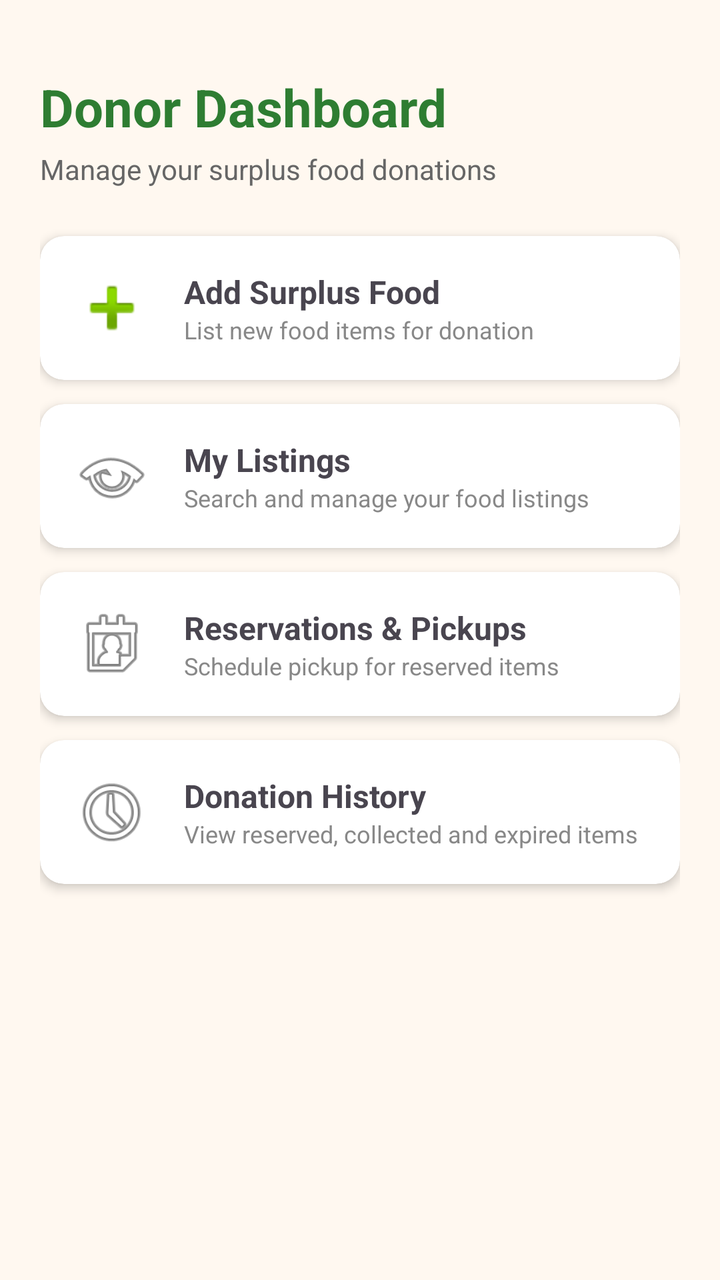
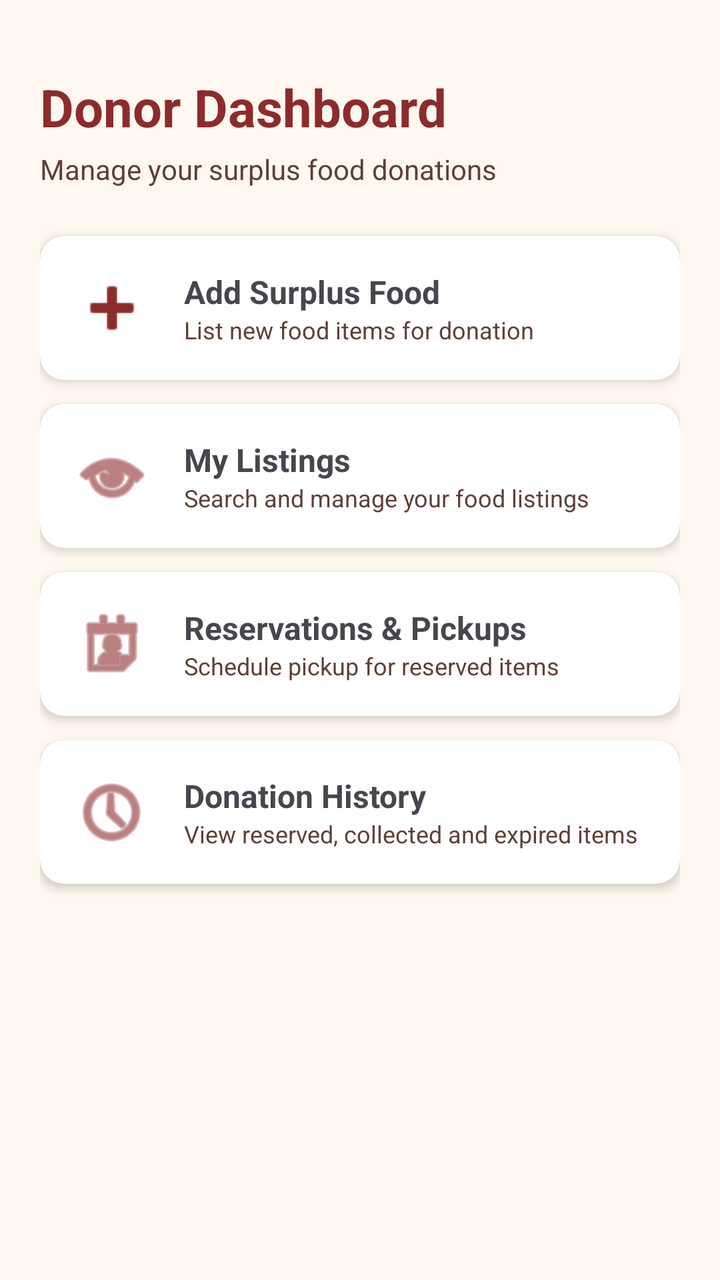

Two renders of the same Android screen: before a commit and after it. Below are the layout's source before the change and the commit's diff.
<!-- AndroidManifest.xml: application theme Theme.GroupProject -->
<!-- res/layout/activity_donor_home.xml -->
<?xml version="1.0" encoding="utf-8"?>
<LinearLayout xmlns:android="http://schemas.android.com/apk/res/android"
    xmlns:app="http://schemas.android.com/apk/res-auto"
    android:layout_width="match_parent"
    android:layout_height="match_parent"
    android:orientation="vertical"
    android:padding="20dp"
    android:background="#FFF8F0">

    
    <TextView
        android:id="@+id/tvWelcome"
        android:layout_width="wrap_content"
        android:layout_height="wrap_content"
        android:text="Donor Dashboard"
        android:textSize="26sp"
        android:textStyle="bold"
        android:textColor="#2E7D32"
        android:layout_marginTop="16dp"/>

    <TextView
        android:id="@+id/tvSubtitle"
        android:layout_width="wrap_content"
        android:layout_height="wrap_content"
        android:text="Manage your surplus food donations"
        android:textSize="14sp"
        android:textColor="#666666"
        android:layout_marginTop="4dp"
        android:layout_marginBottom="24dp"/>

    
    <androidx.cardview.widget.CardView
        android:id="@+id/cardAddFood"
        android:layout_width="match_parent"
        android:layout_height="wrap_content"
        android:layout_marginBottom="12dp"
        app:cardCornerRadius="12dp"
        app:cardElevation="3dp">

        <LinearLayout
            android:layout_width="match_parent"
            android:layout_height="wrap_content"
            android:orientation="horizontal"
            android:padding="16dp"
            android:gravity="center_vertical">

            <ImageView
                android:layout_width="40dp"
                android:layout_height="40dp"
                android:src="@android:drawable/ic_input_add"
                android:contentDescription="Add food"/>

            <LinearLayout
                android:layout_width="0dp"
                android:layout_height="wrap_content"
                android:layout_weight="1"
                android:orientation="vertical"
                android:layout_marginStart="16dp">

                <TextView
                    android:layout_width="wrap_content"
                    android:layout_height="wrap_content"
                    android:text="Add Surplus Food"
                    android:textSize="16sp"
                    android:textStyle="bold"/>

                <TextView
                    android:layout_width="wrap_content"
                    android:layout_height="wrap_content"
                    android:text="List new food items for donation"
                    android:textSize="12sp"
                    android:textColor="#888888"/>
            </LinearLayout>
        </LinearLayout>
    </androidx.cardview.widget.CardView>

    
    <androidx.cardview.widget.CardView
        android:id="@+id/cardMyListings"
        android:layout_width="match_parent"
        android:layout_height="wrap_content"
        android:layout_marginBottom="12dp"
        app:cardCornerRadius="12dp"
        app:cardElevation="3dp">

        <LinearLayout
            android:layout_width="match_parent"
            android:layout_height="wrap_content"
            android:orientation="horizontal"
            android:padding="16dp"
            android:gravity="center_vertical">

            <ImageView
                android:layout_width="40dp"
                android:layout_height="40dp"
                android:src="@android:drawable/ic_menu_view"
                android:contentDescription="Listings"/>

            <LinearLayout
                android:layout_width="0dp"
                android:layout_height="wrap_content"
                android:layout_weight="1"
                android:orientation="vertical"
                android:layout_marginStart="16dp">

                <TextView
                    android:layout_width="wrap_content"
                    android:layout_height="wrap_content"
                    android:text="My Listings"
                    android:textSize="16sp"
                    android:textStyle="bold"/>

                <TextView
                    android:layout_width="wrap_content"
                    android:layout_height="wrap_content"
                    android:text="Search and manage your food listings"
                    android:textSize="12sp"
                    android:textColor="#888888"/>
            </LinearLayout>
        </LinearLayout>
    </androidx.cardview.widget.CardView>

    
    <androidx.cardview.widget.CardView
        android:id="@+id/cardReservations"
        android:layout_width="match_parent"
        android:layout_height="wrap_content"
        android:layout_marginBottom="12dp"
        app:cardCornerRadius="12dp"
        app:cardElevation="3dp">

        <LinearLayout
            android:layout_width="match_parent"
            android:layout_height="wrap_content"
            android:orientation="horizontal"
            android:padding="16dp"
            android:gravity="center_vertical">

            <ImageView
                android:layout_width="40dp"
                android:layout_height="40dp"
                android:src="@android:drawable/ic_menu_my_calendar"
                android:contentDescription="Reservations"/>

            <LinearLayout
                android:layout_width="0dp"
                android:layout_height="wrap_content"
                android:layout_weight="1"
                android:orientation="vertical"
                android:layout_marginStart="16dp">

                <TextView
                    android:layout_width="wrap_content"
                    android:layout_height="wrap_content"
                    android:text="Reservations &amp; Pickups"
                    android:textSize="16sp"
                    android:textStyle="bold"/>

                <TextView
                    android:layout_width="wrap_content"
                    android:layout_height="wrap_content"
                    android:text="Schedule pickup for reserved items"
                    android:textSize="12sp"
                    android:textColor="#888888"/>
            </LinearLayout>
        </LinearLayout>
    </androidx.cardview.widget.CardView>

    
    <androidx.cardview.widget.CardView
        android:id="@+id/cardHistory"
        android:layout_width="match_parent"
        android:layout_height="wrap_content"
        app:cardCornerRadius="12dp"
        app:cardElevation="3dp">

        <LinearLayout
            android:layout_width="match_parent"
            android:layout_height="wrap_content"
            android:orientation="horizontal"
            android:padding="16dp"
            android:gravity="center_vertical">

            <ImageView
                android:layout_width="40dp"
                android:layout_height="40dp"
                android:src="@android:drawable/ic_menu_recent_history"
                android:contentDescription="History"/>

            <LinearLayout
                android:layout_width="0dp"
                android:layout_height="wrap_content"
                android:layout_weight="1"
                android:orientation="vertical"
                android:layout_marginStart="16dp">

                <TextView
                    android:layout_width="wrap_content"
                    android:layout_height="wrap_content"
                    android:text="Donation History"
                    android:textSize="16sp"
                    android:textStyle="bold"/>

                <TextView
                    android:layout_width="wrap_content"
                    android:layout_height="wrap_content"
                    android:text="View reserved, collected and expired items"
                    android:textSize="12sp"
                    android:textColor="#888888"/>
            </LinearLayout>
        </LinearLayout>
    </androidx.cardview.widget.CardView>

</LinearLayout>
<!-- resources referenced by this layout -->
<resources>
  <style name="Theme.GroupProject" parent="Base.Theme.GroupProject" />
  <style name="Base.Theme.GroupProject" parent="Theme.Material3.DayNight.NoActionBar">
          
          <item name="colorPrimary">#8D2B2B</item>
          <item name="colorOnPrimary">#FFFFFF</item>
          <item name="colorPrimaryContainer">#FFDAD6</item>
          <item name="colorOnPrimaryContainer">#410002</item>
  
          
          <item name="colorSecondary">#FFB74D</item>
          <item name="colorOnSecondary">#212121</item>
          <item name="colorSecondaryContainer">#FFE0B2</item>
          <item name="colorOnSecondaryContainer">#3E2723</item>
  
          
          <item name="android:colorBackground">#FFF8F0</item>
          <item name="colorSurface">#FFFFFF</item>
          <item name="colorOnSurface">#212121</item>
          <item name="colorOnSurfaceVariant">#5D4037</item>
  
          
          <item name="colorOutline">#8D6E63</item>
  
          
          <item name="colorError">#B3261E</item>
          <item name="colorOnError">#FFFFFF</item>
  
          
          <item name="android:statusBarColor">#5D1C1C</item>
          <item name="android:windowLightStatusBar">false</item>
      </style>
</resources>

<!-- the commit's change to res/layout/activity_donor_home.xml (unified diff, before → after) -->
@@ -5,7 +5,7 @@
     android:layout_height="match_parent"
     android:orientation="vertical"
     android:padding="20dp"
-    android:background="#FFF8F0">
+    android:background="@color/background">
 
     
     <TextView
@@ -15,7 +15,7 @@
         android:text="Donor Dashboard"
         android:textSize="26sp"
         android:textStyle="bold"
-        android:textColor="#2E7D32"
+        android:textColor="@color/maroon_primary"
         android:layout_marginTop="16dp"/>
 
     <TextView
@@ -24,7 +24,7 @@
         android:layout_height="wrap_content"
         android:text="Manage your surplus food donations"
         android:textSize="14sp"
-        android:textColor="#666666"
+        android:textColor="@color/secondary_text"
         android:layout_marginTop="4dp"
         android:layout_marginBottom="24dp"/>
 
@@ -35,7 +35,8 @@
         android:layout_height="wrap_content"
         android:layout_marginBottom="12dp"
         app:cardCornerRadius="12dp"
-        app:cardElevation="3dp">
+        app:cardElevation="3dp"
+        app:cardBackgroundColor="@color/white">
 
         <LinearLayout
             android:layout_width="match_parent"
@@ -48,7 +49,8 @@
                 android:layout_width="40dp"
                 android:layout_height="40dp"
                 android:src="@android:drawable/ic_input_add"
-                android:contentDescription="Add food"/>
+                android:contentDescription="Add food"
+                app:tint="@color/maroon_primary"/>
 
             <LinearLayout
                 android:layout_width="0dp"
@@ -69,7 +71,7 @@
                     android:layout_height="wrap_content"
                     android:text="List new food items for donation"
                     android:textSize="12sp"
-                    android:textColor="#888888"/>
+                    android:textColor="@color/secondary_text"/>
             </LinearLayout>
         </LinearLayout>
     </androidx.cardview.widget.CardView>
@@ -81,7 +83,8 @@
         android:layout_height="wrap_content"
         android:layout_marginBottom="12dp"
         app:cardCornerRadius="12dp"
-        app:cardElevation="3dp">
+        app:cardElevation="3dp"
+        app:cardBackgroundColor="@color/white">
 
         <LinearLayout
             android:layout_width="match_parent"
@@ -94,7 +97,8 @@
                 android:layout_width="40dp"
                 android:layout_height="40dp"
                 android:src="@android:drawable/ic_menu_view"
-                android:contentDescription="Listings"/>
+                android:contentDescription="Listings"
+                app:tint="@color/maroon_primary" />
 
             <LinearLayout
                 android:layout_width="0dp"
@@ -115,7 +119,7 @@
                     android:layout_height="wrap_content"
                     android:text="Search and manage your food listings"
                     android:textSize="12sp"
-                    android:textColor="#888888"/>
+                    android:textColor="@color/secondary_text"/>
             </LinearLayout>
         </LinearLayout>
     </androidx.cardview.widget.CardView>
@@ -127,7 +131,8 @@
         android:layout_height="wrap_content"
         android:layout_marginBottom="12dp"
         app:cardCornerRadius="12dp"
-        app:cardElevation="3dp">
+        app:cardElevation="3dp"
+        app:cardBackgroundColor="@color/white">
 
         <LinearLayout
             android:layout_width="match_parent"
@@ -140,7 +145,8 @@
                 android:layout_width="40dp"
                 android:layout_height="40dp"
                 android:src="@android:drawable/ic_menu_my_calendar"
-                android:contentDescription="Reservations"/>
+                android:contentDescription="Reservations"
+                app:tint="@color/maroon_primary"/>
 
             <LinearLayout
                 android:layout_width="0dp"
@@ -161,7 +167,7 @@
                     android:layout_height="wrap_content"
                     android:text="Schedule pickup for reserved items"
                     android:textSize="12sp"
-                    android:textColor="#888888"/>
+                    android:textColor="@color/secondary_text"/>
             </LinearLayout>
         </LinearLayout>
     </androidx.cardview.widget.CardView>
@@ -172,7 +178,8 @@
         android:layout_width="match_parent"
         android:layout_height="wrap_content"
         app:cardCornerRadius="12dp"
-        app:cardElevation="3dp">
+        app:cardElevation="3dp"
+        app:cardBackgroundColor="@color/white">
 
         <LinearLayout
             android:layout_width="match_parent"
@@ -185,7 +192,8 @@
                 android:layout_width="40dp"
                 android:layout_height="40dp"
                 android:src="@android:drawable/ic_menu_recent_history"
-                android:contentDescription="History"/>
+                android:contentDescription="History"
+                app:tint="@color/maroon_primary"/>
 
             <LinearLayout
                 android:layout_width="0dp"
@@ -206,7 +214,7 @@
                     android:layout_height="wrap_content"
                     android:text="View reserved, collected and expired items"
                     android:textSize="12sp"
-                    android:textColor="#888888"/>
+                    android:textColor="@color/secondary_text"/>
             </LinearLayout>
         </LinearLayout>
     </androidx.cardview.widget.CardView>
<!-- resource entries referenced after the edit -->
@@ -1,5 +1,9 @@
 <!-- resources referenced by this layout -->
 <resources>
+  <color name="background">#FFF8F0</color>
+  <color name="maroon_primary">#8D2B2B</color>
+  <color name="secondary_text">#5D4037</color>
+  <color name="white">#FFFFFF</color>
   <style name="Theme.GroupProject" parent="Base.Theme.GroupProject" />
   <style name="Base.Theme.GroupProject" parent="Theme.Material3.DayNight.NoActionBar">
           
